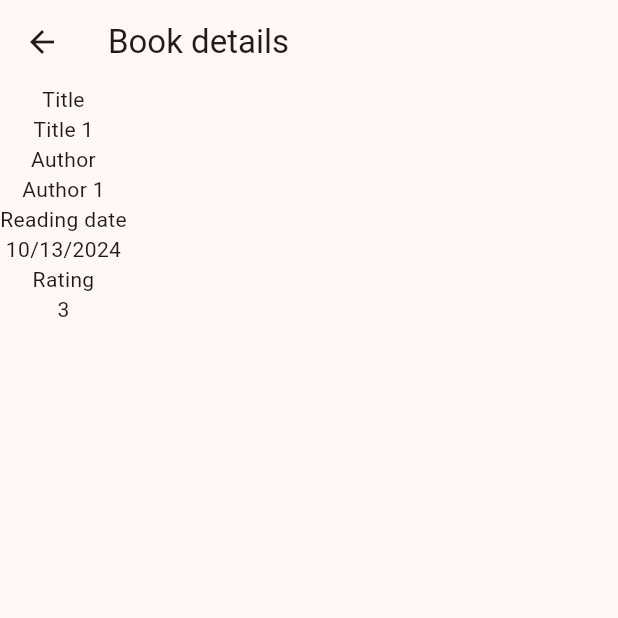
After one commit to vlytvyne/bookshelf, a Flutter app: the screen it shows after launch, after a tap on "Title 1", on a phone screen of 412 x 824 dp, the top half of it. The commit adds this screen. Run offline on Flutter 3.47's test engine with Material 3 defaults, Android fonts, the phone set to English and light mode, and no system bars; our stand-ins replace floor, flutter_riverpod, sqflite; accounts and stored records are empty; generated files the repository leaves out were written again.

Commit message:
basic book details screen

```diff
--- /dev/null
+++ b/lib/ui/screens/book_details_screen.dart
@@ -0,0 +1,31 @@
+import 'package:bookshelf/data/entities/book.dart';
+import 'package:flutter/material.dart';
+import 'package:intl/intl.dart';
+
+class BookDetailsScreen extends StatelessWidget {
+
+  final Book book;
+
+  const BookDetailsScreen(this.book, {super.key,});
+
+  @override
+  Widget build(BuildContext context) {
+    return Scaffold(
+      appBar: AppBar(
+        title: Text('Book details'),
+      ),
+      body: Column(
+        children: [
+          Text('Title'),
+          Text(book.title),
+          Text('Author'),
+          Text(book.author),
+          Text('Reading date'),
+          Text(DateFormat.yMd().format(book.readingDate)),
+          Text('Rating'),
+          Text(book.rating.toString()),
+        ],
+      ),
+    );
+  }
+}
--- a/lib/ui/screens/home_screen.dart
+++ b/lib/ui/screens/home_screen.dart
@@ -1,4 +1,5 @@
 import 'package:bookshelf/data/entities/book.dart';
+import 'package:bookshelf/ui/screens/book_details_screen.dart';
 import 'package:bookshelf/ui/widgets/tiles/book_tile.dart';
 import 'package:flutter/material.dart';
 
@@ -42,7 +43,14 @@ class HomeScreen extends StatelessWidget {
       body: ListView.builder(
         itemCount: books.length,
         itemBuilder: (context, index) {
-          return BookTile(books[index]);
+          return BookTile(
+            books[index],
+            onClick: () {
+              Navigator.of(context).push(MaterialPageRoute(builder: (context) {
+                return BookDetailsScreen(books[index]);
+              }));
+            },
+          );
         }
       ),
       floatingActionButton: FloatingActionButton.extended(
--- a/lib/ui/widgets/tiles/book_tile.dart
+++ b/lib/ui/widgets/tiles/book_tile.dart
@@ -1,16 +1,25 @@
 import 'package:bookshelf/data/entities/book.dart';
 import 'package:flutter/material.dart';
+import 'package:intl/intl.dart';
 
 class BookTile extends StatelessWidget {
 
   final Book book;
+  final VoidCallback? onClick;
 
-  const BookTile(this.book, {super.key,});
+  const BookTile(this.book, {super.key, this.onClick});
 
   @override
   Widget build(BuildContext context) {
     return ListTile(
       title: Text(book.title),
+      subtitle: Text(
+        book.author
+        + '\n' +
+        DateFormat.yMd().format(book.readingDate),
+      ),
+      isThreeLine: true,
+      onTap: onClick,
     );
   }
 }
--- a/pubspec.yaml
+++ b/pubspec.yaml
@@ -12,6 +12,7 @@ dependencies:
     sdk: flutter
   floor: ^1.5.0
   flutter_riverpod: ^2.5.3
+  intl: ^0.19.0
 
 dev_dependencies:
   flutter_test:
```
Also changed, not shown: pubspec.lock.
